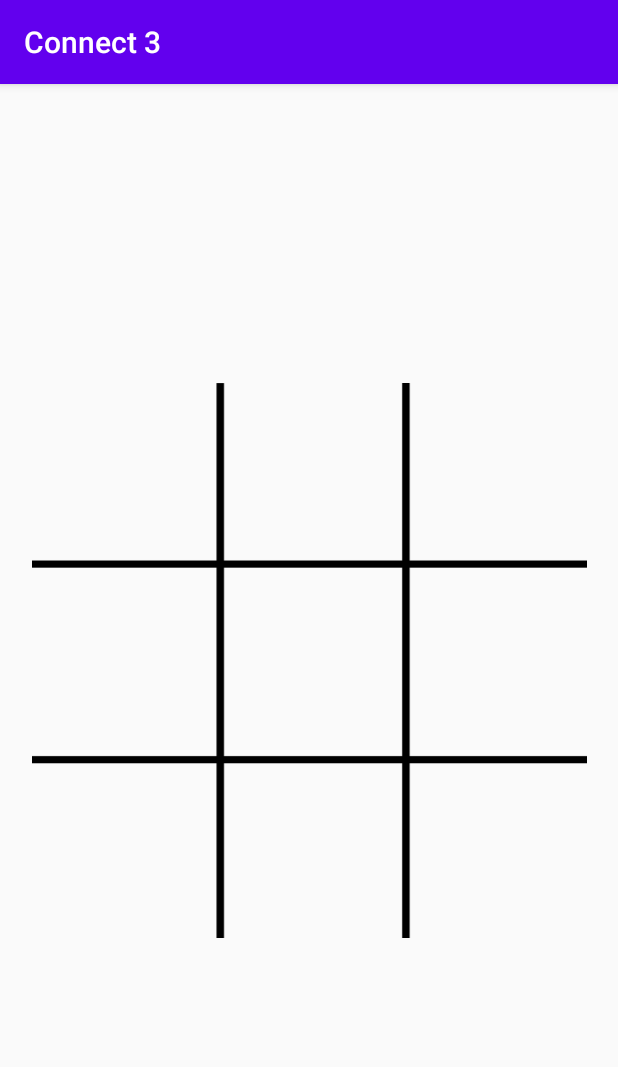
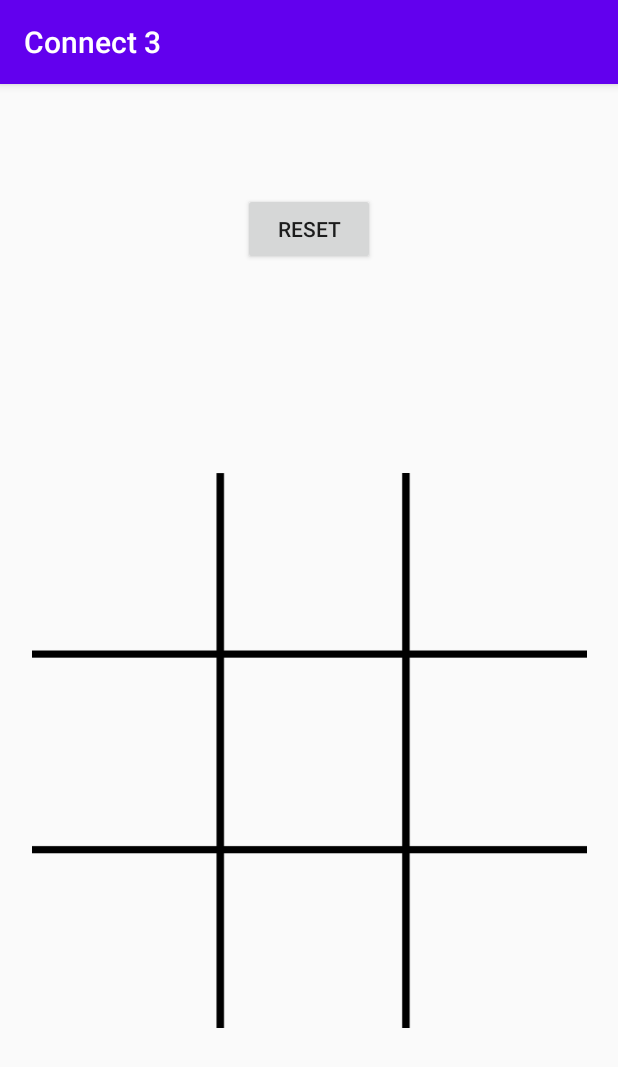
Before and after one commit to giamo/android-apps-sandbox, an Android app: the screen it shows after launch (MainActivity), on a phone screen of 412 x 824 dp. Shown: the top 1067 px of the screen. Run offline under Robolectric (Android 15) with nearby library versions, the phone set to English and light mode, and no system bars.

Commit message:
[connect-3] Add button to reset the game

```diff
--- a/connect-3/app/src/main/res/layout/activity_main.xml
+++ b/connect-3/app/src/main/res/layout/activity_main.xml
@@ -5,6 +5,19 @@
     android:layout_width="match_parent"
     android:layout_height="match_parent"
     tools:context=".MainActivity">
+
+    <TextView
+        android:id="@+id/resultTextView"
+        android:layout_width="wrap_content"
+        android:layout_height="wrap_content"
+        android:layout_marginTop="16dp"
+        android:alpha="0"
+        android:textSize="30sp"
+        android:textStyle="bold"
+        app:layout_constraintEnd_toEndOf="parent"
+        app:layout_constraintHorizontal_bias="0.5"
+        app:layout_constraintStart_toStartOf="parent"
+        app:layout_constraintTop_toTopOf="parent" />
 
     <androidx.constraintlayout.widget.ConstraintLayout
         android:id="@+id/gridLayout"
@@ -18,7 +31,7 @@
         app:layout_constraintBottom_toBottomOf="parent"
         app:layout_constraintEnd_toEndOf="parent"
         app:layout_constraintStart_toStartOf="parent"
-        app:layout_constraintTop_toTopOf="parent">
+        app:layout_constraintTop_toBottomOf="@+id/resetButton">
 
         <ImageView
             android:id="@+id/cell00"
@@ -158,4 +171,16 @@
             app:layout_constraintGuide_percent="0.67"
             app:layout_constraintStart_toStartOf="parent" />
     </androidx.constraintlayout.widget.ConstraintLayout>
+
+    <Button
+        android:id="@+id/resetButton"
+        android:layout_width="wrap_content"
+        android:layout_height="wrap_content"
+        android:layout_marginTop="16dp"
+        android:onClick="resetGame"
+        android:text="Reset"
+        app:layout_constraintEnd_toEndOf="parent"
+        app:layout_constraintHorizontal_bias="0.501"
+        app:layout_constraintStart_toStartOf="parent"
+        app:layout_constraintTop_toBottomOf="@+id/resultTextView" />
 </androidx.constraintlayout.widget.ConstraintLayout>
```
Also changed, not shown: connect-3/app/src/main/java/com/github/giamo/connect3/MainActivity.kt (+21 -4 lines), 1 other file.
